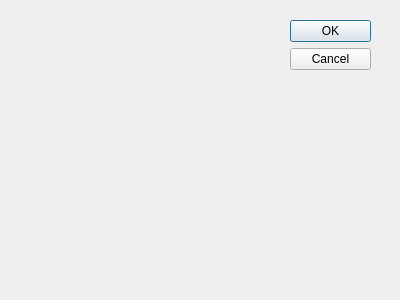
First picture: the form in ray_options.ui, repository fizzzloid/Optics, before the edit.
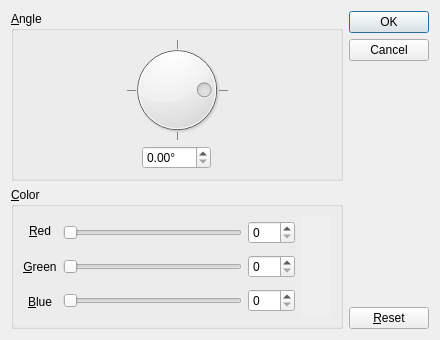
Second picture: the form after the edit.

Commit message: ray_options & field::recalc_ray_num

Patch:
```diff
--- a/ray_options.ui
+++ b/ray_options.ui
@@ -6,40 +6,271 @@
    <rect>
     <x>0</x>
     <y>0</y>
-    <width>400</width>
-    <height>300</height>
+    <width>440</width>
+    <height>340</height>
    </rect>
   </property>
+  <property name="minimumSize">
+   <size>
+    <width>440</width>
+    <height>340</height>
+   </size>
+  </property>
   <property name="windowTitle">
    <string>Dialog</string>
   </property>
-  <widget class="QDialogButtonBox" name="buttonBox">
-   <property name="geometry">
-    <rect>
-     <x>290</x>
-     <y>20</y>
-     <width>81</width>
-     <height>241</height>
-    </rect>
-   </property>
-   <property name="orientation">
-    <enum>Qt::Vertical</enum>
-   </property>
-   <property name="standardButtons">
-    <set>QDialogButtonBox::Cancel|QDialogButtonBox::Ok</set>
-   </property>
-  </widget>
-  <widget class="QWidget" name="verticalLayoutWidget">
-   <property name="geometry">
-    <rect>
-     <x>0</x>
-     <y>0</y>
-     <width>281</width>
-     <height>301</height>
-    </rect>
-   </property>
-   <layout class="QVBoxLayout" name="verticalLayout"/>
-  </widget>
+  <layout class="QHBoxLayout" name="horizontalLayout">
+   <item>
+    <layout class="QVBoxLayout" name="verticalLayout">
+     <property name="sizeConstraint">
+      <enum>QLayout::SetMaximumSize</enum>
+     </property>
+     <item>
+      <widget class="QGroupBox" name="angle_groupbox">
+       <property name="title">
+        <string>&amp;Angle</string>
+       </property>
+       <layout class="QVBoxLayout" name="verticalLayout_2">
+        <item>
+         <widget class="QDial" name="angle_dial">
+          <property name="layoutDirection">
+           <enum>Qt::LeftToRight</enum>
+          </property>
+          <property name="autoFillBackground">
+           <bool>false</bool>
+          </property>
+          <property name="maximum">
+           <number>359</number>
+          </property>
+          <property name="singleStep">
+           <number>1</number>
+          </property>
+          <property name="pageStep">
+           <number>10</number>
+          </property>
+          <property name="sliderPosition">
+           <number>90</number>
+          </property>
+          <property name="orientation">
+           <enum>Qt::Horizontal</enum>
+          </property>
+          <property name="invertedAppearance">
+           <bool>true</bool>
+          </property>
+          <property name="invertedControls">
+           <bool>false</bool>
+          </property>
+          <property name="wrapping">
+           <bool>true</bool>
+          </property>
+          <property name="notchTarget">
+           <double>90.000000000000000</double>
+          </property>
+          <property name="notchesVisible">
+           <bool>true</bool>
+          </property>
+         </widget>
+        </item>
+        <item>
+         <layout class="QHBoxLayout" name="horizontalLayout_2">
+          <item>
+           <widget class="QDoubleSpinBox" name="angle_spinbox">
+            <property name="sizePolicy">
+             <sizepolicy hsizetype="Fixed" vsizetype="Fixed">
+              <horstretch>0</horstretch>
+              <verstretch>0</verstretch>
+             </sizepolicy>
+            </property>
+            <property name="alignment">
+             <set>Qt::AlignLeading|Qt::AlignLeft|Qt::AlignVCenter</set>
+            </property>
+            <property name="suffix">
+             <string notr="true">°</string>
+            </property>
+            <property name="maximum">
+             <double>359.990000000000009</double>
+            </property>
+           </widget>
+          </item>
+         </layout>
+        </item>
+       </layout>
+      </widget>
+     </item>
+     <item>
+      <widget class="QGroupBox" name="color_group_box">
+       <property name="title">
+        <string>&amp;Color</string>
+       </property>
+       <layout class="QHBoxLayout" name="horizontalLayout_3">
+        <item>
+         <layout class="QVBoxLayout" name="verticalLayout_5">
+          <item>
+           <widget class="QLabel" name="red_label">
+            <property name="text">
+             <string>&amp;Red</string>
+            </property>
+            <property name="alignment">
+             <set>Qt::AlignCenter</set>
+            </property>
+            <property name="buddy">
+             <cstring>red_slider</cstring>
+            </property>
+           </widget>
+          </item>
+          <item>
+           <widget class="QLabel" name="green_label">
+            <property name="text">
+             <string>&amp;Green</string>
+            </property>
+            <property name="alignment">
+             <set>Qt::AlignCenter</set>
+            </property>
+            <property name="buddy">
+             <cstring>green_slider</cstring>
+            </property>
+           </widget>
+          </item>
+          <item>
+           <widget class="QLabel" name="blue_label">
+            <property name="text">
+             <string>&amp;Blue</string>
+            </property>
+            <property name="alignment">
+             <set>Qt::AlignCenter</set>
+            </property>
+            <property name="buddy">
+             <cstring>blue_slider</cstring>
+            </property>
+           </widget>
+          </item>
+         </layout>
+        </item>
+        <item>
+         <layout class="QVBoxLayout" name="verticalLayout_3">
+          <item>
+           <layout class="QHBoxLayout" name="horizontalLayout_4">
+            <item>
+             <widget class="QSlider" name="red_slider">
+              <property name="maximum">
+               <number>255</number>
+              </property>
+              <property name="orientation">
+               <enum>Qt::Horizontal</enum>
+              </property>
+             </widget>
+            </item>
+            <item>
+             <widget class="QSpinBox" name="red_spinBox">
+              <property name="maximum">
+               <number>255</number>
+              </property>
+             </widget>
+            </item>
+           </layout>
+          </item>
+          <item>
+           <layout class="QHBoxLayout" name="horizontalLayout_5">
+            <item>
+             <widget class="QSlider" name="green_slider">
+              <property name="maximum">
+               <number>255</number>
+              </property>
+              <property name="orientation">
+               <enum>Qt::Horizontal</enum>
+              </property>
+             </widget>
+            </item>
+            <item>
+             <widget class="QSpinBox" name="green_spinBox">
+              <property name="maximum">
+               <number>255</number>
+              </property>
+             </widget>
+            </item>
+           </layout>
+          </item>
+          <item>
+           <layout class="QHBoxLayout" name="horizontalLayout_6">
+            <item>
+             <widget class="QSlider" name="blue_slider">
+              <property name="maximum">
+               <number>255</number>
+              </property>
+              <property name="orientation">
+               <enum>Qt::Horizontal</enum>
+              </property>
+             </widget>
+            </item>
+            <item>
+             <widget class="QSpinBox" name="blue_spinBox">
+              <property name="maximum">
+               <number>255</number>
+              </property>
+             </widget>
+            </item>
+           </layout>
+          </item>
+         </layout>
+        </item>
+        <item>
+         <widget class="QLabel" name="color_preview">
+          <property name="sizePolicy">
+           <sizepolicy hsizetype="Preferred" vsizetype="Preferred">
+            <horstretch>0</horstretch>
+            <verstretch>0</verstretch>
+           </sizepolicy>
+          </property>
+          <property name="minimumSize">
+           <size>
+            <width>30</width>
+            <height>30</height>
+           </size>
+          </property>
+          <property name="sizeIncrement">
+           <size>
+            <width>0</width>
+            <height>0</height>
+           </size>
+          </property>
+          <property name="autoFillBackground">
+           <bool>true</bool>
+          </property>
+          <property name="midLineWidth">
+           <number>0</number>
+          </property>
+          <property name="text">
+           <string/>
+          </property>
+         </widget>
+        </item>
+       </layout>
+      </widget>
+     </item>
+    </layout>
+   </item>
+   <item>
+    <layout class="QVBoxLayout" name="verticalLayout_4">
+     <item>
+      <widget class="QDialogButtonBox" name="buttonBox">
+       <property name="orientation">
+        <enum>Qt::Vertical</enum>
+       </property>
+       <property name="standardButtons">
+        <set>QDialogButtonBox::Cancel|QDialogButtonBox::Ok</set>
+       </property>
+      </widget>
+     </item>
+     <item>
+      <widget class="QPushButton" name="reset_btn">
+       <property name="text">
+        <string>&amp;Reset</string>
+       </property>
+      </widget>
+     </item>
+    </layout>
+   </item>
+  </layout>
  </widget>
  <resources/>
  <connections>
```
Left out of the diff: 106 changed lines with no effect on the pictures. The commit also changes 6 other files.
